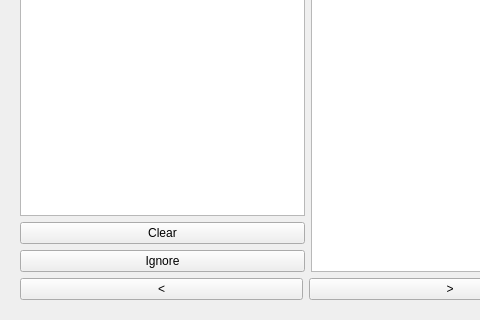
The window that plover_cards/card_builder.ui (antistic/plover_cards) describes before a commit, drawn with Qt 5; both pictures show x 0 to 480 and y 255 to 575 of the 900 by 575 pixel window.
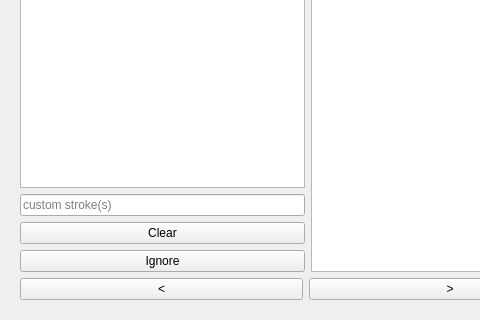
The same window after the commit. Icons and pictures are not drawn.

Commit message: add field for custom strokes

The edit to the form file:
```diff
--- a/plover_cards/card_builder.ui
+++ b/plover_cards/card_builder.ui
@@ -198,6 +198,13 @@
              </property>
             </widget>
            </item>
+           <item>
+            <widget class="QLineEdit" name="custom_strokes">
+             <property name="placeholderText">
+              <string>custom stroke(s)</string>
+             </property>
+            </widget>
+           </item>
            <item>
             <widget class="QPushButton" name="clear_card">
              <property name="text">
```
Left out of the diff: 3 changed lines with no effect on the pictures. The commit also changes 1 other file.
